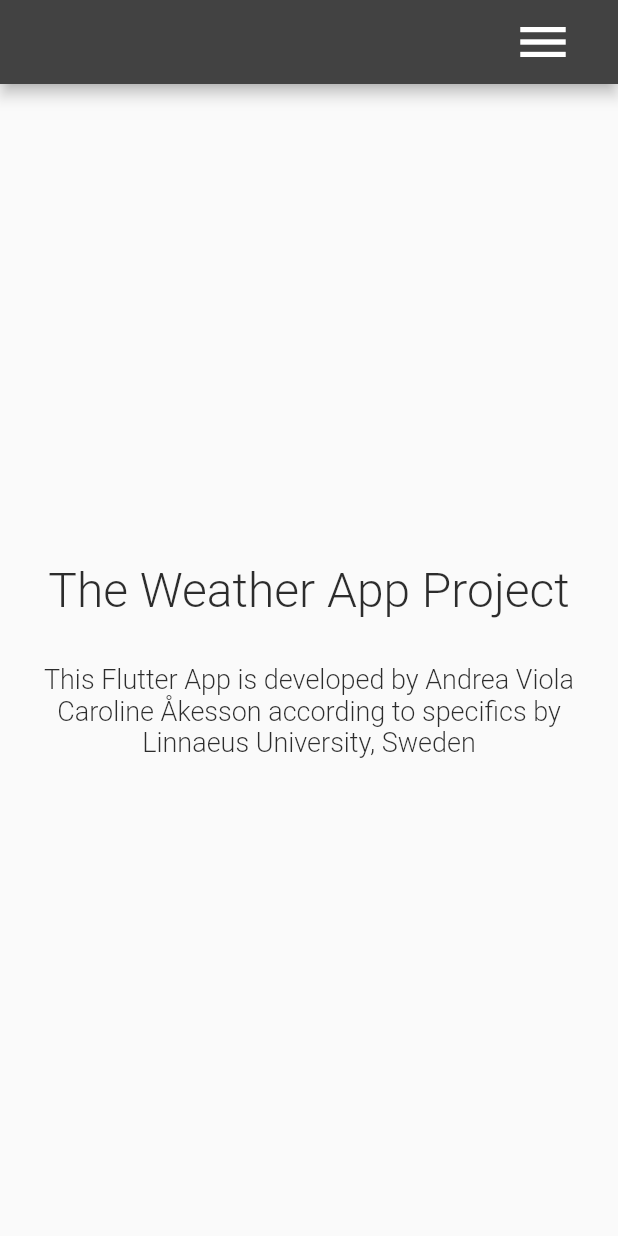
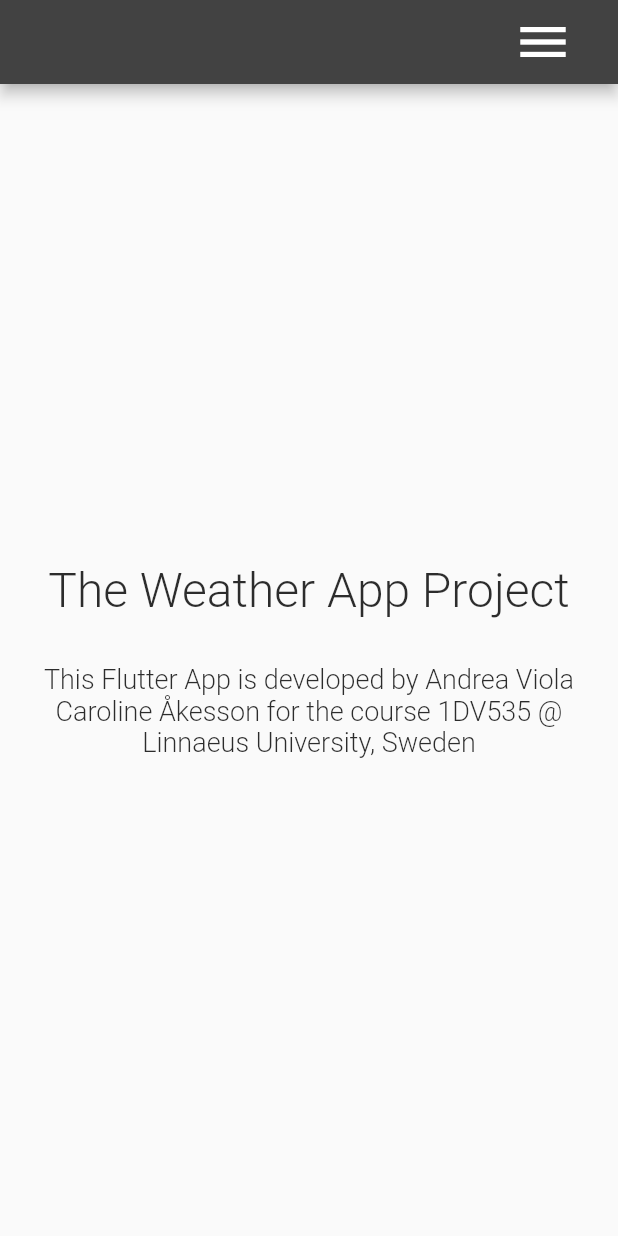
Before and after one commit to violacaroline/weather-app-flutter, a Flutter app: the AboutPage screen opened by its route, on a phone screen of 412 x 824 dp. Run offline on Flutter 3.47's test engine with Material 2 defaults, Android fonts, the phone set to English and light mode, and no system bars; our stand-ins replace geolocator, go_router, permission_handler.

Commit message:
Refactor and improve code

```diff
--- a/lib/pages/about_page.dart
+++ b/lib/pages/about_page.dart
@@ -7,12 +7,16 @@
 
   @override
   Widget build(BuildContext context) {
+    const String appAboutTitle = 'The Weather App Project';
+    const String developerInfo = 'This Flutter App is developed by Andrea Viola Caroline Åkesson'
+        ' for the course 1DV535 @ Linnaeus University, Sweden';
+
     return Scaffold(
       appBar: const GeneralAppBar(),
       body: Center(
         child: Container(
           padding: const EdgeInsets.fromLTRB(20, 0, 20, 0),
-          child: const AnimatedAbout()
+          child: const AnimatedAbout(appAboutTitle: appAboutTitle, appAboutInfo: developerInfo,)
         ),
       ),
     );
--- a/lib/pages/weather_page.dart
+++ b/lib/pages/weather_page.dart
@@ -65,7 +65,6 @@
     double? windSpeed;
     int? pressure;
 
-    if (decodedData != null) {
     List<dynamic> weatherList = decodedData['weather'];
     Map<String, dynamic> weatherData = weatherList.isNotEmpty
         ? weatherList[0]
@@ -83,7 +82,6 @@
 
     Map<String, dynamic> windData = decodedData['wind'];
     windSpeed = windData['speed'];
-    }
 
     setState(() {
       currentWeather = Weather(
--- a/lib/widgets/animated_about.dart
+++ b/lib/widgets/animated_about.dart
@@ -1,7 +1,10 @@
 import 'package:flutter/material.dart';
 
 class AnimatedAbout extends StatelessWidget {
-  const AnimatedAbout({super.key});
+  final String appAboutTitle;
+  final String appAboutInfo;
+
+  const AnimatedAbout({super.key, required this.appAboutTitle, required this.appAboutInfo});
 
   @override
   Widget build(BuildContext context) {
@@ -14,21 +17,20 @@
           child: child,
         );
     },
-      child: const Column(
+      child: Column(
         mainAxisAlignment: MainAxisAlignment.center,
         children: [
-          Text('The Weather App Project',
+          Text(appAboutTitle,
             textAlign: TextAlign.center,
-            style: TextStyle(
+            style: const TextStyle(
               fontSize: 32,
               fontWeight: FontWeight.w300,
             ),
           ),
-          SizedBox(height: 30,),
-          Text('This Flutter App is developed by Andrea Viola Caroline Åkesson'
-              ' according to specifics by Linnaeus University, Sweden',
+          const SizedBox(height: 30,),
+          Text(appAboutInfo,
             textAlign: TextAlign.center,
-            style: TextStyle(
+            style: const TextStyle(
               fontSize: 18,
               fontWeight: FontWeight.w300,
             ),
```
Also changed, not shown: lib/widgets/weather_body.dart (+37 -45 lines), lib/widgets/weather_footer.dart (+4 -9 lines). Lines whose indentation alone changed are shown as unchanged.
